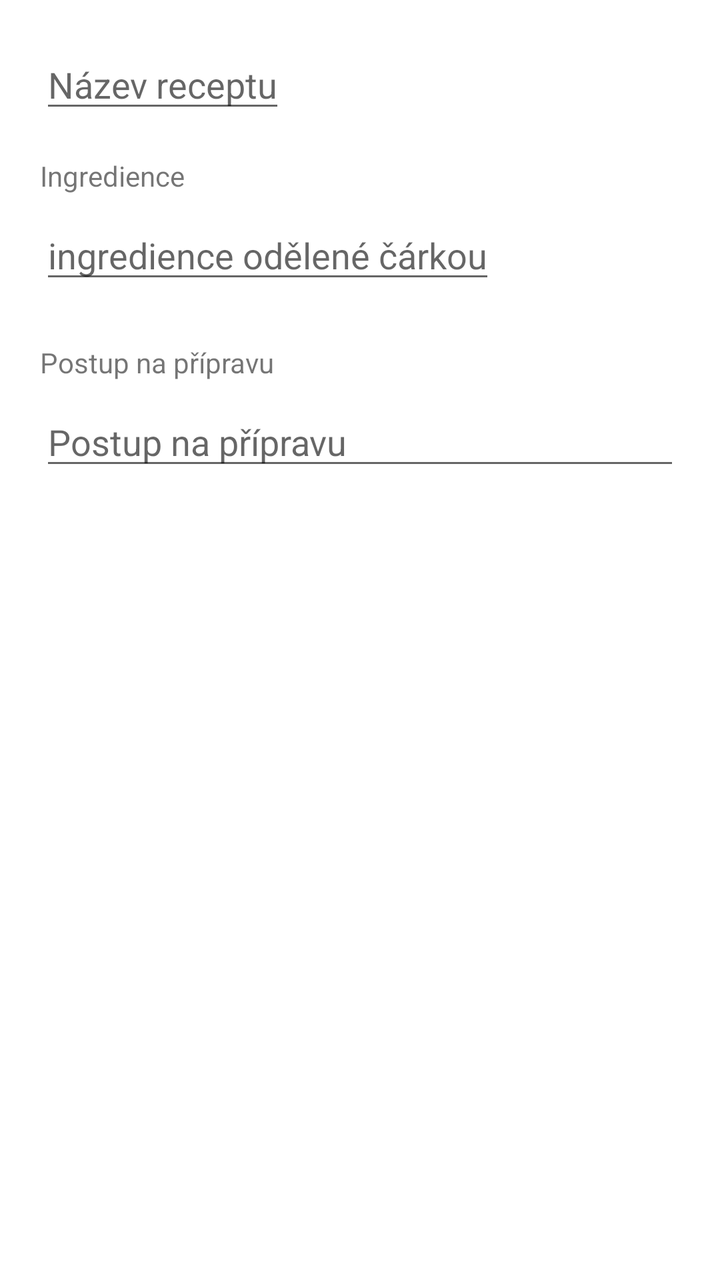
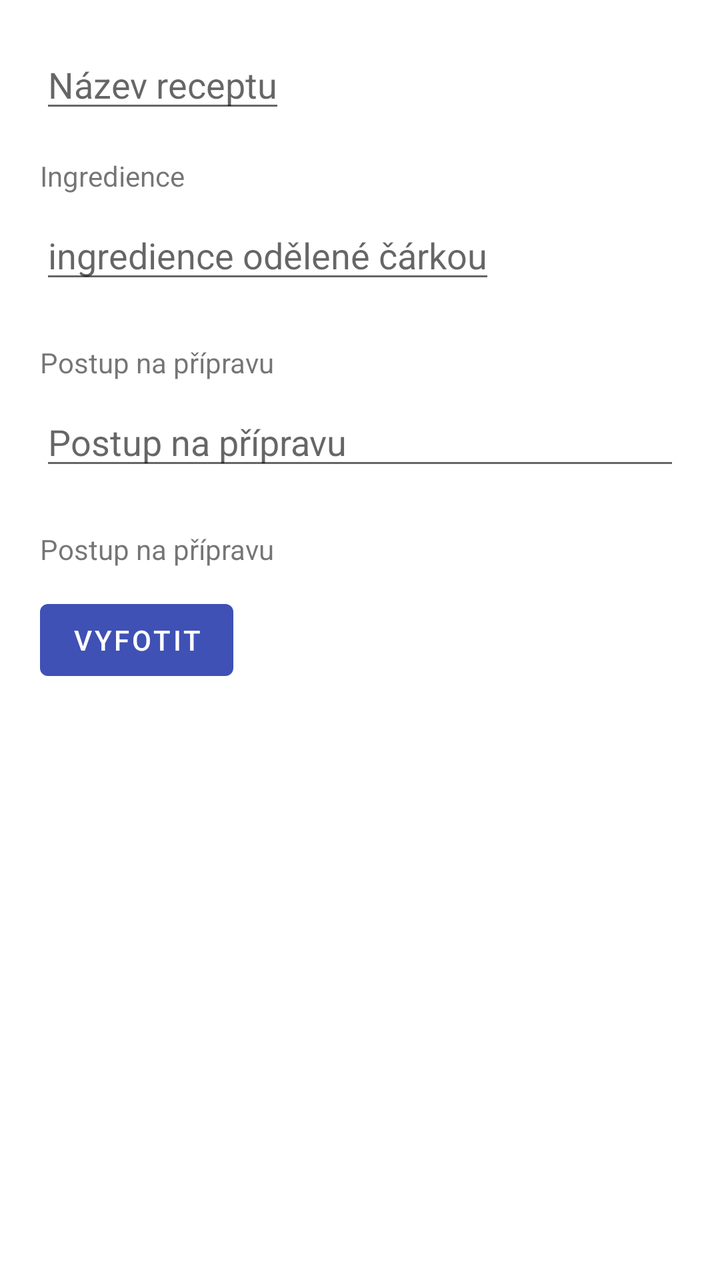

Compare the two renders of this Android layout. The source of the first and the diff that turns it into the second are given below.
<!-- AndroidManifest.xml: application theme Theme.Recepty -->
<!-- res/layout/fragment_novy_recept.xml -->
<?xml version="1.0" encoding="utf-8"?>
<androidx.core.widget.NestedScrollView xmlns:android="http://schemas.android.com/apk/res/android"
    xmlns:app="http://schemas.android.com/apk/res-auto"
    xmlns:tools="http://schemas.android.com/tools"
    android:layout_width="match_parent"
    android:layout_height="match_parent"
    tools:context=".NovyRecept"
    tools:ignore="SpeakableTextPresentCheck">

    <androidx.constraintlayout.widget.ConstraintLayout
        android:layout_width="match_parent"
        android:layout_height="match_parent"
        android:padding="@dimen/layoutMargin">

        <EditText
            android:id="@+id/nazev_receptu"
            android:layout_width="wrap_content"
            android:layout_height="wrap_content"
            android:hint="@string/Nazev_receptu"
            android:inputType="text|textCapSentences"
            app:layout_constraintStart_toStartOf="parent"
            app:layout_constraintTop_toTopOf="parent"
            app:layout_wrapBehaviorInParent="horizontal_only"
            />

        <TextView
            android:id="@+id/textView5"
            android:layout_width="wrap_content"
            android:layout_height="wrap_content"
            android:layout_marginBottom="8dp"
            android:text="@string/ingredienceLabel"
            app:layout_constraintBottom_toTopOf="@+id/ingredience_text"
            app:layout_constraintStart_toStartOf="@+id/ingredience_text" />

        <EditText
            android:id="@+id/ingredience_text"
            android:layout_width="wrap_content"
            android:layout_height="wrap_content"
            android:layout_marginTop="44dp"
            android:hint="@string/Ingredience"
            android:inputType="textMultiLine|textAutoComplete"
            app:layout_constraintStart_toStartOf="parent"
            app:layout_constraintTop_toBottomOf="@+id/nazev_receptu" />

        <EditText
            android:id="@+id/postup_na_pripravu_text"
            android:layout_width="0dp"
            android:layout_height="wrap_content"
            android:layout_marginTop="52dp"
            android:gravity="start|top"
            android:hint="@string/Postup_pripravy"
            android:inputType="textAutoCorrect|textMultiLine"
            app:layout_constraintEnd_toEndOf="parent"
            app:layout_constraintStart_toStartOf="parent"
            app:layout_constraintTop_toBottomOf="@+id/ingredience_text" />

        <TextView
            android:id="@+id/textView6"
            android:layout_width="wrap_content"
            android:layout_height="wrap_content"
            android:layout_marginBottom="8dp"
            android:text="@string/Postup_pripravy"
            app:layout_constraintBottom_toTopOf="@+id/postup_na_pripravu_text"
            app:layout_constraintStart_toStartOf="parent" />

      

    </androidx.constraintlayout.widget.ConstraintLayout>
</androidx.core.widget.NestedScrollView>
<!-- resources referenced by this layout -->
<resources>
  <dimen name="layoutMargin">20dp</dimen>
  <string name="Ingredience">ingredience odělené čárkou</string>
  <string name="Nazev_receptu">Název receptu</string>
  <string name="Postup_pripravy">Postup na přípravu</string>
  <string name="ingredienceLabel">Ingredience</string>
  <style name="Theme.Recepty" parent="Theme.MaterialComponents.DayNight.DarkActionBar">
          
          <item name="colorPrimary">@color/purple_500</item>
          <item name="colorPrimaryVariant">@color/purple_700</item>
          <item name="colorOnPrimary">@color/white</item>
          
          <item name="colorSecondary">@color/teal_200</item>
          <item name="colorSecondaryVariant">@color/teal_700</item>   //cursor
          <item name="colorOnSecondary">@color/black</item>
          
          <item name="android:statusBarColor" tools:targetApi="l">?attr/colorPrimaryVariant</item>
          
      </style>
  <color name="purple_500">#3F51B5</color>
  <color name="purple_700">#226BD8</color>
  <color name="white">#FFFFFFFF</color>
  <color name="teal_200">#FF03DAC5</color>
  <color name="teal_700">#FF018786</color>
  <color name="black">#FF000000</color>
</resources>

<!-- the commit's change to res/layout/fragment_novy_recept.xml (unified diff, before → after) -->
@@ -63,7 +63,35 @@
             app:layout_constraintBottom_toTopOf="@+id/postup_na_pripravu_text"
             app:layout_constraintStart_toStartOf="parent" />
 
-      
+        <TextView
+            android:id="@+id/textView"
+            android:layout_width="wrap_content"
+            android:layout_height="wrap_content"
+            android:layout_marginBottom="12dp"
+            android:text="@string/Postup_pripravy"
+            app:layout_constraintBottom_toTopOf="@+id/takePictureBtn"
+            app:layout_constraintStart_toStartOf="parent" />
+
+        <ImageView
+            android:id="@+id/imageView"
+            android:layout_width="0dp"
+            android:layout_height="wrap_content"
+            android:layout_marginTop="36dp"
+            android:minHeight="500dp"
+            app:layout_constraintEnd_toEndOf="parent"
+            app:layout_constraintStart_toStartOf="parent"
+            app:layout_constraintTop_toBottomOf="@+id/takePictureBtn" />
+
+        <Button
+            android:id="@+id/takePictureBtn"
+            android:layout_width="wrap_content"
+            android:layout_height="wrap_content"
+            android:layout_marginTop="56dp"
+            android:text="@string/addFotoBtn"
+            app:layout_constraintStart_toStartOf="parent"
+            app:layout_constraintTop_toBottomOf="@+id/postup_na_pripravu_text" />
+
+        
 
     </androidx.constraintlayout.widget.ConstraintLayout>
 </androidx.core.widget.NestedScrollView>
<!-- resource entries referenced after the edit -->
@@ -4,6 +4,7 @@
   <string name="Ingredience">ingredience odělené čárkou</string>
   <string name="Nazev_receptu">Název receptu</string>
   <string name="Postup_pripravy">Postup na přípravu</string>
+  <string name="addFotoBtn">Vyfotit</string>
   <string name="ingredienceLabel">Ingredience</string>
   <style name="Theme.Recepty" parent="Theme.MaterialComponents.DayNight.DarkActionBar">
           
